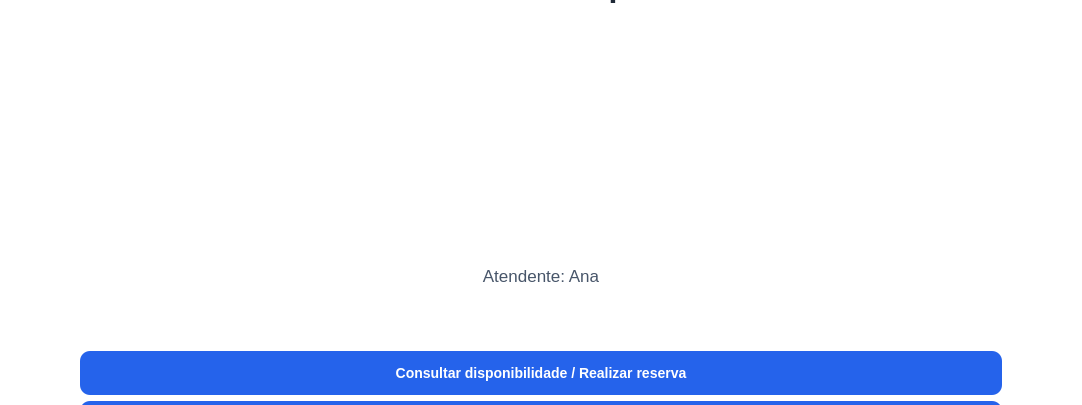
Old version of the form mainwindow.ui in the repository JairCosta00/Sistema-de-Reservas-Rede-de-Hot-is-Paradise; both pictures show x 120 to 1202 and y 104 to 509 of the 1322 by 709 pixel window.
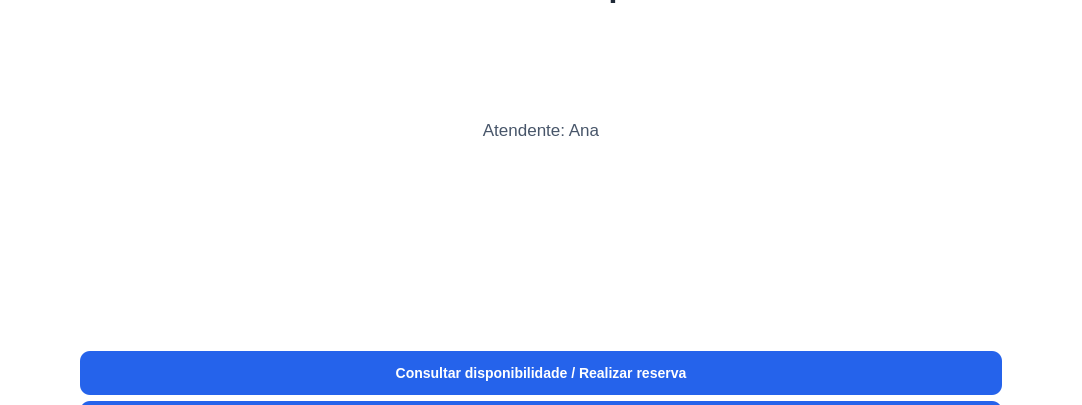
New version of the form.

```diff
--- a/mainwindow.ui
+++ b/mainwindow.ui
@@ -192,13 +192,6 @@
        </property>
       </widget>
      </item>
-     <item>
-      <widget class="QLabel" name="label">
-       <property name="text">
-        <string/>
-       </property>
-      </widget>
-     </item>
      <item>
       <widget class="QLabel" name="labelAtendente">
        <property name="styleSheet">
@@ -219,6 +212,13 @@
        </property>
       </widget>
      </item>
+     <item>
+      <widget class="QLabel" name="label">
+       <property name="text">
+        <string/>
+       </property>
+      </widget>
+     </item>
      <item>
       <widget class="QPushButton" name="btnConsultarReserva">
        <property name="styleSheet">
```
Left out of the diff: 2 changed lines with no effect on the pictures.
